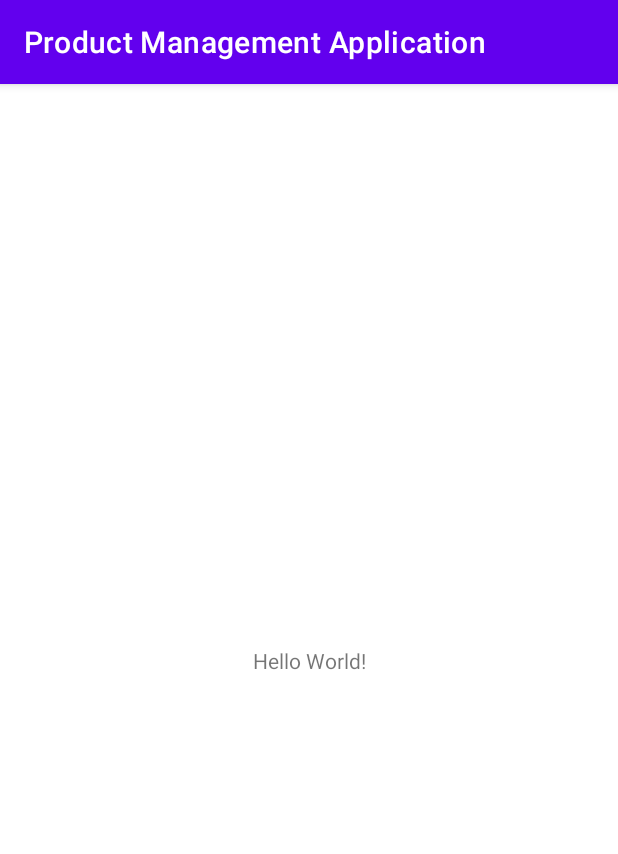
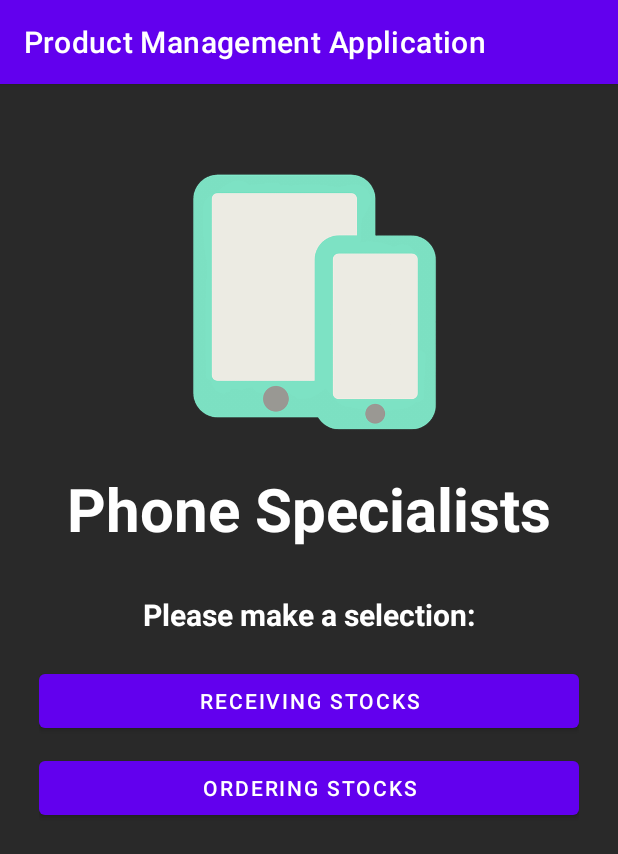
Before and after one commit to Boldoosang/COMP3606-A2, an Android app: the screen it shows after launch (MainActivity before the commit, TopLevelActivity after it), on a phone screen of 412 x 824 dp. Shown: the top 854 px of the screen. Run offline under Robolectric (Android 15) with nearby library versions, the light colour scheme and no system bars.

Commit message:
Created home view

```diff
--- a/app/build.gradle
+++ b/app/build.gradle
@@ -32,6 +32,7 @@ dependencies {
     implementation 'androidx.appcompat:appcompat:1.3.1'
     implementation 'com.google.android.material:material:1.4.0'
     implementation 'androidx.constraintlayout:constraintlayout:2.1.1'
+    implementation 'androidx.legacy:legacy-support-v4:1.0.0'
     testImplementation 'junit:junit:4.+'
     androidTestImplementation 'androidx.test.ext:junit:1.1.3'
     androidTestImplementation 'androidx.test.espresso:espresso-core:3.4.0'
--- a/app/src/main/AndroidManifest.xml
+++ b/app/src/main/AndroidManifest.xml
@@ -10,7 +10,10 @@
         android:supportsRtl="true"
         android:theme="@style/Theme.ProductManagementApplication">
         <activity
-            android:name=".MainActivity"
+            android:name=".StockActivity"
+            android:exported="true" />
+        <activity
+            android:name=".TopLevelActivity"
             android:exported="true">
             <intent-filter>
                 <action android:name="android.intent.action.MAIN" />
--- a/app/src/main/java/com/jbaldeo_tevthatcher/productmanagementapplication/MainActivity.java
+++ /dev/null
@@ -1,14 +0,0 @@
-package com.jbaldeo_tevthatcher.productmanagementapplication;
-
-import androidx.appcompat.app.AppCompatActivity;
-
-import android.os.Bundle;
-
-public class MainActivity extends AppCompatActivity {
-
-    @Override
-    protected void onCreate(Bundle savedInstanceState) {
-        super.onCreate(savedInstanceState);
-        setContentView(R.layout.activity_main);
-    }
-}
--- /dev/null
+++ b/app/src/main/java/com/jbaldeo_tevthatcher/productmanagementapplication/TopLevelActivity.java
@@ -0,0 +1,28 @@
+package com.jbaldeo_tevthatcher.productmanagementapplication;
+
+import androidx.appcompat.app.AppCompatActivity;
+
+import android.content.Intent;
+import android.os.Bundle;
+import android.view.View;
+
+public class TopLevelActivity extends AppCompatActivity {
+
+    @Override
+    protected void onCreate(Bundle savedInstanceState) {
+        super.onCreate(savedInstanceState);
+        setContentView(R.layout.activity_main);
+    }
+
+    public void receiveStock(View view){
+        Intent intent = new Intent(this, StockActivity.class);
+        intent.putExtra("EXTRA_ACTIVITY", "receiveStock");
+        startActivity(intent);
+    }
+
+    public void orderStock(View view){
+        Intent intent = new Intent(this, StockActivity.class);
+        intent.putExtra("EXTRA_ACTIVITY", "orderStock");
+        startActivity(intent);
+    }
+}
--- a/app/src/main/res/layout/activity_main.xml
+++ b/app/src/main/res/layout/activity_main.xml
@@ -1,18 +1,82 @@
 <?xml version="1.0" encoding="utf-8"?>
-<androidx.constraintlayout.widget.ConstraintLayout xmlns:android="http://schemas.android.com/apk/res/android"
+<LinearLayout xmlns:android="http://schemas.android.com/apk/res/android"
     xmlns:app="http://schemas.android.com/apk/res-auto"
     xmlns:tools="http://schemas.android.com/tools"
     android:layout_width="match_parent"
     android:layout_height="match_parent"
-    tools:context=".MainActivity">
+    android:background="#292929"
+    android:orientation="vertical"
+    android:padding="16dp"
+    tools:context=".TopLevelActivity">
 
-    <TextView
-        android:layout_width="wrap_content"
-        android:layout_height="wrap_content"
-        android:text="Hello World!"
-        app:layout_constraintBottom_toBottomOf="parent"
-        app:layout_constraintLeft_toLeftOf="parent"
-        app:layout_constraintRight_toRightOf="parent"
-        app:layout_constraintTop_toTopOf="parent" />
 
-</androidx.constraintlayout.widget.ConstraintLayout>
+    <LinearLayout
+        android:layout_width="match_parent"
+        android:layout_height="0dp"
+        android:layout_gravity="center_horizontal"
+        android:layout_weight="2"
+        android:orientation="vertical">
+
+        <ImageView
+            android:id="@+id/imageView"
+            android:layout_width="wrap_content"
+            android:layout_height="0dp"
+            android:layout_gravity="center"
+            android:layout_weight="1"
+            android:scaleType="centerInside"
+            android:src="@drawable/phonetablet" />
+
+        <TextView
+            android:layout_width="wrap_content"
+            android:layout_height="wrap_content"
+            android:layout_gravity="center_horizontal"
+            android:outlineAmbientShadowColor="@color/black"
+            android:text="Phone Specialists"
+            android:textAppearance="@style/TextAppearance.AppCompat.Large"
+            android:textColor="@color/white"
+            android:textSize="40sp"
+            android:textStyle="bold" />
+
+    </LinearLayout>
+
+    <ScrollView
+        android:layout_width="match_parent"
+        android:layout_height="0dp"
+        android:layout_weight="3">
+
+        <LinearLayout
+            android:layout_width="match_parent"
+            android:layout_height="wrap_content"
+            android:orientation="vertical"
+            android:padding="10dp">
+
+            <TextView
+                android:layout_width="wrap_content"
+                android:layout_height="wrap_content"
+                android:layout_gravity="center_horizontal"
+                android:layout_marginTop="20dp"
+                android:text="@string/activitySelectorText"
+                android:textColor="#FFFFFF"
+                android:textSize="20sp"
+                android:textStyle="bold" />
+
+            <Button
+                android:id="@+id/receivingStock_btn"
+                android:layout_width="match_parent"
+                android:layout_height="wrap_content"
+                android:layout_marginTop="20dp"
+                android:text="@string/receivingStocks_btn"
+                android:onClick="receiveStock"/>
+
+            <Button
+                android:id="@+id/orderingStock_btn"
+                android:layout_width="match_parent"
+                android:layout_height="wrap_content"
+                android:layout_marginTop="10dp"
+                android:text="@string/orderingStocks_btn"
+                android:onClick="orderStock"/>
+
+        </LinearLayout>
+    </ScrollView>
+
+</LinearLayout>
--- a/app/src/main/res/values/strings.xml
+++ b/app/src/main/res/values/strings.xml
@@ -1,3 +1,7 @@
 <resources>
     <string name="app_name">Product Management Application</string>
+    <string name="activitySelectorText">Please make a selection: </string>
+    <string name="receivingStocks_btn">Receiving Stocks</string>
+    <string name="orderingStocks_btn">Ordering Stocks</string>
+    <string name="outputViewHeader">PRODUCT DATABASE</string>
 </resources>
```
Also changed, not shown: app/src/main/java/com/jbaldeo_tevthatcher/productmanagementapplication/OutputFragment.java (added, +33 -0 lines), app/src/main/java/com/jbaldeo_tevthatcher/productmanagementapplication/ProductDatabaseHelper.java (added, +42 -0 lines), app/src/main/java/com/jbaldeo_tevthatcher/productmanagementapplication/StockActivity.java (added, +20 -0 lines), app/src/main/res/layout-sw600dp/activity_stock.xml (added, +10 -0 lines), app/src/main/res/layout/activity_stock.xml (added, +17 -0 lines), app/src/main/res/layout/fragment_output.xml (added, +35 -0 lines), app/src/main/res/drawable-v24/phonetablet.png (added).
